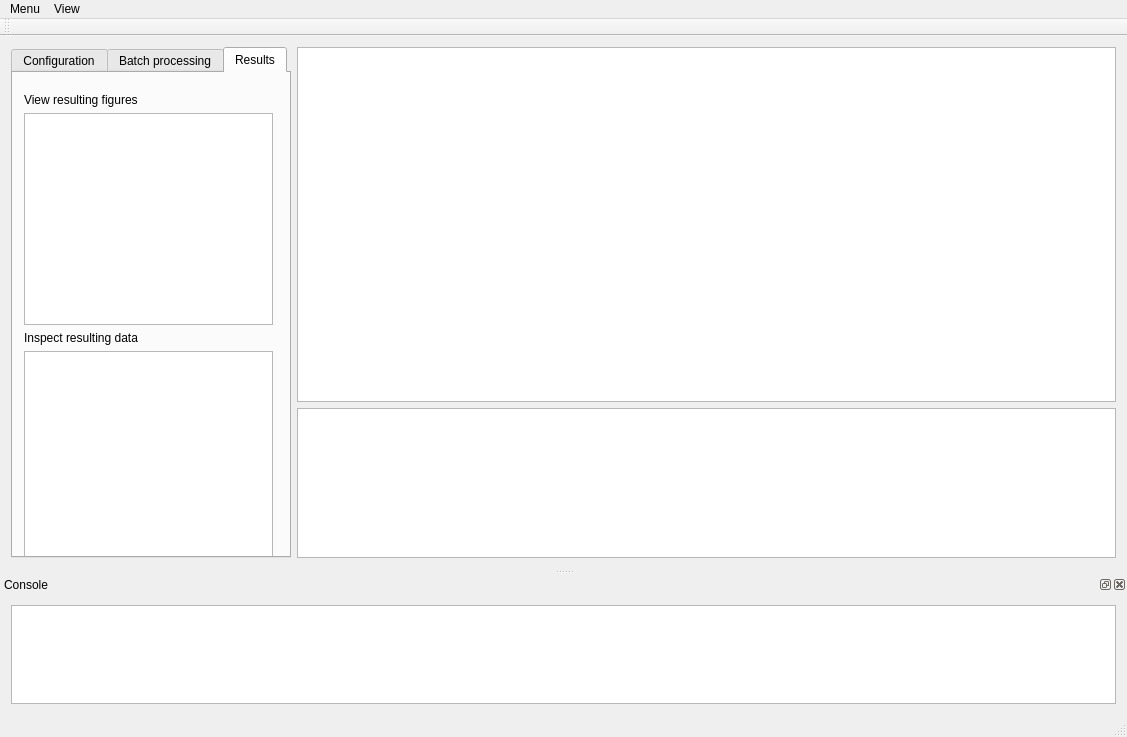
The window that pyIMD/ui/main_window.ui (cunyap/pyIMDT) describes before a commit, drawn with Qt 5.
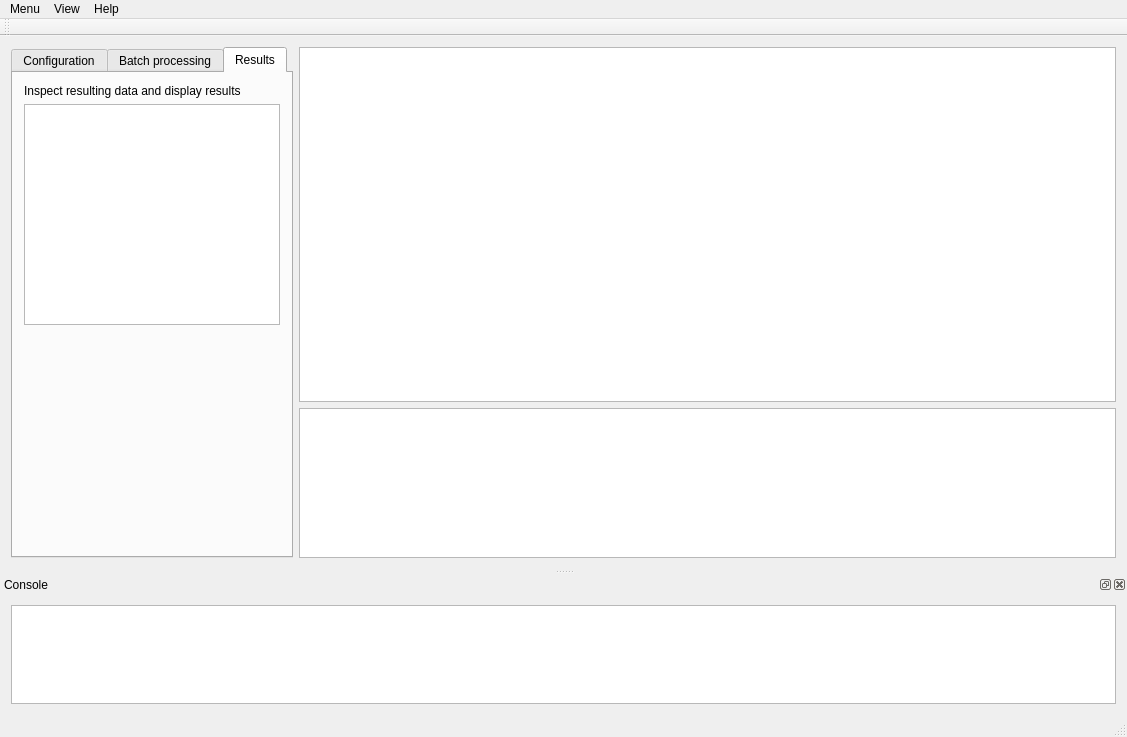
The same window after the commit. Custom widgets are drawn as their Qt base class.

What changed in the file:
```diff
--- a/pyIMD/ui/main_window.ui
+++ b/pyIMD/ui/main_window.ui
@@ -230,38 +230,35 @@
        <attribute name="title">
         <string>Results</string>
        </attribute>
-       <widget class="QWidget" name="gridLayoutWidget_2">
-        <property name="geometry">
-         <rect>
-          <x>0</x>
-          <y>9</y>
-          <width>271</width>
-          <height>491</height>
-         </rect>
-        </property>
+       <layout class="QGridLayout" name="gridLayout_7">
+        <item row="0" column="0">
         <layout class="QGridLayout" name="gridLayoutResultTab">
          <item row="0" column="0">
-          <widget class="QLabel" name="viewFiguresLabel">
-           <property name="text">
-            <string>View resulting figures</string>
-           </property>
-          </widget>
-         </item>
-         <item row="1" column="0">
-          <widget class="QListWidget" name="figureList"/>
-         </item>
-         <item row="2" column="0">
           <widget class="QLabel" name="viewDataLabel">
            <property name="text">
-            <string>Inspect resulting data</string>
+             <string>Inspect resulting data and display results</string>
            </property>
           </widget>
          </item>
-         <item row="3" column="0">
+          <item row="1" column="0">
           <widget class="QListWidget" name="dataList"/>
          </item>
-        </layout>
-       </widget>
+          <item row="2" column="0">
+           <spacer name="verticalSpacer_3">
+            <property name="orientation">
+             <enum>Qt::Vertical</enum>
+            </property>
+            <property name="sizeHint" stdset="0">
+             <size>
+              <width>20</width>
+              <height>40</height>
+             </size>
+            </property>
+           </spacer>
+          </item>
+         </layout>
+        </item>
+       </layout>
       </widget>
      </widget>
     </item>
@@ -299,8 +296,19 @@
     </property>
     <addaction name="actionView_Console"/>
    </widget>
+   <widget class="QMenu" name="menuAbout">
+    <property name="title">
+     <string>Help</string>
+    </property>
+    <addaction name="actionQuick_instructions"/>
+    <addaction name="actionRead_documentation"/>
+    <addaction name="actionChange_log"/>
+    <addaction name="separator"/>
+    <addaction name="actionAbout"/>
+   </widget>
    <addaction name="menuMenu"/>
    <addaction name="menuView"/>
+   <addaction name="menuAbout"/>
   </widget>
   <widget class="QToolBar" name="mainToolBar">
    <attribute name="toolBarArea">
@@ -391,6 +399,13 @@
   </action>
  </widget>
  <layoutdefault spacing="6" margin="11"/>
+ <customwidgets>
+  <customwidget>
+   <class>PlotWidget</class>
+   <extends>QGraphicsView</extends>
+   <header>pyqtgraph</header>
+  </customwidget>
+ </customwidgets>
  <resources/>
  <connections/>
 </ui>
```
Left out of the diff: 76 changed lines with no effect on the pictures. Lines whose indentation alone changed are shown as unchanged.
